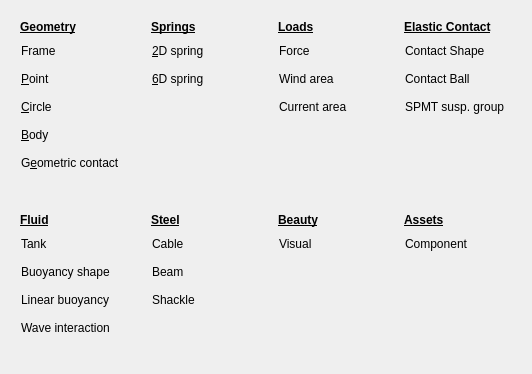
Above: guis/menu_nodetypes.ui from RubendeBruin/DAVE before the change. Below: the same form after it.
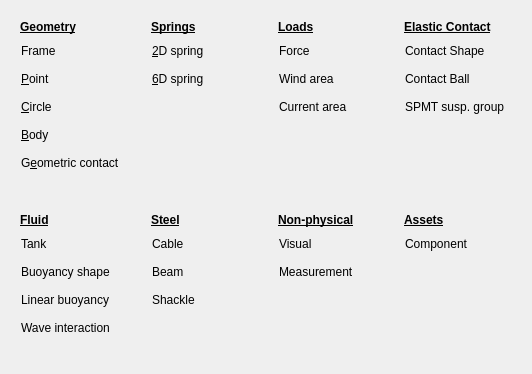
That is the form after the change. Icons and pictures are not drawn.

```diff
--- a/guis/menu_nodetypes.ui
+++ b/guis/menu_nodetypes.ui
@@ -652,7 +652,7 @@
          <string>text-align:left</string>
         </property>
         <property name="text">
-         <string>Beauty</string>
+         <string>Non-physical</string>
         </property>
        </widget>
       </item>
@@ -673,6 +673,20 @@
         </property>
        </widget>
       </item>
+      <item>
+       <widget class="QPushButton" name="pbMeasurement">
+        <property name="text">
+         <string>Measurement</string>
+        </property>
+        <property name="icon">
+         <iconset resource="resources.qrc">
+          <normaloff>:/v2/icons/measurement.svg</normaloff>:/v2/icons/measurement.svg</iconset>
+        </property>
+        <property name="flat">
+         <bool>true</bool>
+        </property>
+       </widget>
+      </item>
       <item>
        <spacer name="verticalSpacer_5">
         <property name="orientation">
```
